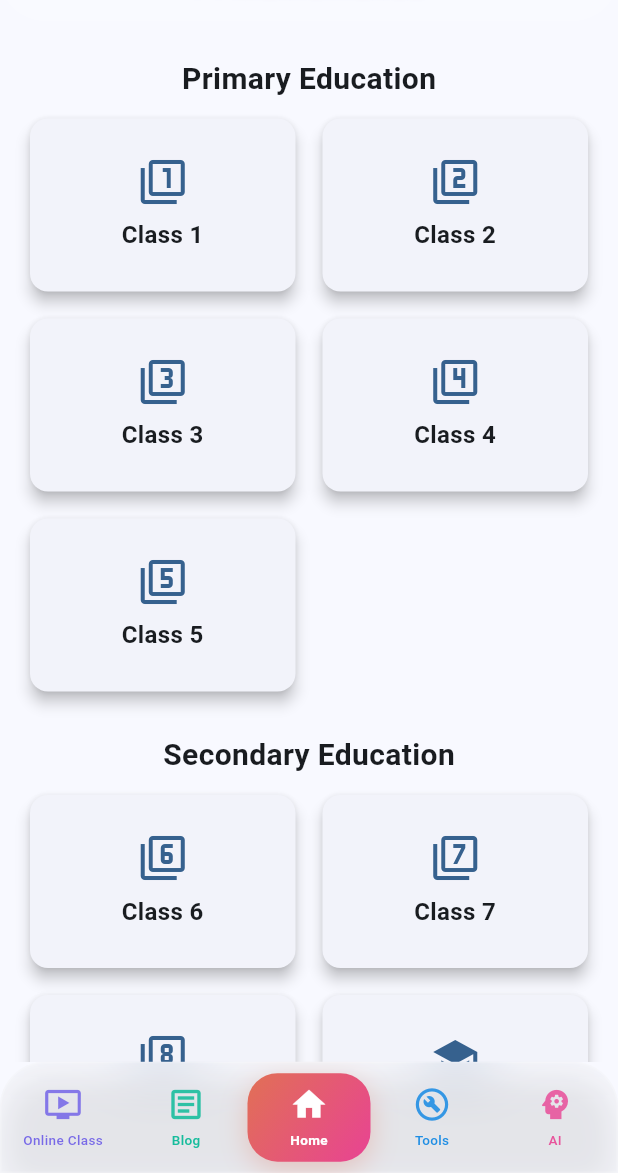
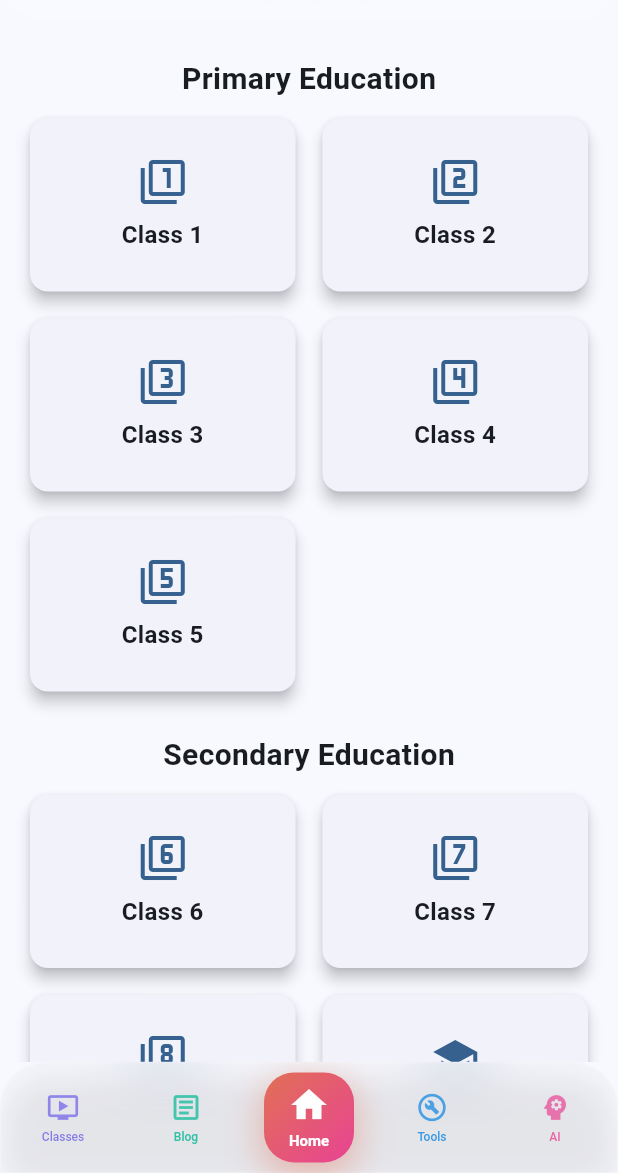
Before and after one commit to Pi-Dev-0/Pi-QBank, a Flutter app: the screen it shows after launch, on a phone screen of 412 x 824 dp, the part 63-1236 px from its top. Run offline on Flutter 3.47's test engine with Material 3 defaults, Android fonts, the phone set to English and light mode, and no system bars; our stand-ins replace connectivity_plus, file_picker, image_picker, logger, open_file, permission_handler and 4 more; missing offline and left inert: flutter_pdfview; network calls fail; Roboto replaces fonts that are missing (HindSiliguri).

Commit message:
feat: Animate CustomBottomNavigationBar items
Refactor `CustomBottomNavigationBar` from `StatelessWidget` to `StatefulWidget` to enable animations. Implement `AnimationController` and `CurvedAnimation` for a bouncy effect on selected items and a subtle scale animation on page changes. Adjust icon sizes and padding for a more dynamic and visually appealing navigation experience.

```diff
--- a/lib/widgets/custom_bottom_navigation_bar.dart
+++ b/lib/widgets/custom_bottom_navigation_bar.dart
@@ -1,7 +1,7 @@
 import 'package:flutter/material.dart';
 import 'dart:ui';
 
-class CustomBottomNavigationBar extends StatelessWidget {
+class CustomBottomNavigationBar extends StatefulWidget {
   final int currentPageIndex;
   final ValueChanged<int> onPageSelected;
   final List<List<Color>> navGradients;
@@ -13,10 +13,82 @@ class CustomBottomNavigationBar extends StatelessWidget {
     required this.navGradients,
   });
 
+  @override
+  State<CustomBottomNavigationBar> createState() => _CustomBottomNavigationBarState();
+}
+
+class _CustomBottomNavigationBarState extends State<CustomBottomNavigationBar>
+    with TickerProviderStateMixin {
+  late AnimationController _animationController;
+  late AnimationController _scaleController;
+  late Animation<double> _curveAnimation;
+  late Animation<double> _scaleAnimation;
+
+  @override
+  void initState() {
+    super.initState();
+    _animationController = AnimationController(
+      duration: const Duration(milliseconds: 600),
+      vsync: this,
+    );
+
+    _scaleController = AnimationController(
+      duration: const Duration(milliseconds: 200),
+      vsync: this,
+    );
+
+    _curveAnimation = CurvedAnimation(
+      parent: _animationController,
+      curve: Curves.elasticOut,
+    );
+
+    _scaleAnimation = Tween<double>(
+      begin: 1.0,
+      end: 1.2,
+    ).animate(CurvedAnimation(
+      parent: _scaleController,
+      curve: Curves.elasticOut,
+    ));
+  }
+
+  @override
+  void didUpdateWidget(CustomBottomNavigationBar oldWidget) {
+    super.didUpdateWidget(oldWidget);
+    if (oldWidget.currentPageIndex != widget.currentPageIndex) {
+      _animationController.forward(from: 0);
+      _scaleController.forward().then((_) {
+        _scaleController.reverse();
+      });
+    }
+  }
+
+  @override
+  void dispose() {
+    _animationController.dispose();
+    _scaleController.dispose();
+    super.dispose();
+  }
+
   Widget _buildNavItem(IconData icon, String label, bool isSelected,
-      List<Color> gradientColors) {
-    return Container(
-      padding: const EdgeInsets.symmetric(vertical: 8, horizontal: 12),
+      List<Color> gradientColors, int index) {
+    return AnimatedBuilder(
+      animation: Listenable.merge([_curveAnimation, _scaleAnimation]),
+      builder: (context, child) {
+        double scale = isSelected ? _scaleAnimation.value : 1.0;
+        double curveOffset = 0.0;
+
+        if (isSelected && _animationController.isAnimating) {
+          curveOffset = 15 * _curveAnimation.value * (1 - _curveAnimation.value) * 4;
+        }
+
+        return Transform.scale(
+          scale: scale,
+          child: Transform.translate(
+            offset: Offset(0, -curveOffset),
+            child: AnimatedContainer(
+              duration: const Duration(milliseconds: 300),
+              curve: Curves.easeInOut,
+              padding: const EdgeInsets.symmetric(vertical: 8, horizontal: 16), // Adjusted padding
               decoration: isSelected
                   ? BoxDecoration(
                       borderRadius: BorderRadius.circular(20),
@@ -27,9 +99,10 @@ class CustomBottomNavigationBar extends StatelessWidget {
                       ),
                       boxShadow: [
                         BoxShadow(
-                  color: gradientColors[0].withOpacity(0.3),
-                  blurRadius: 15,
-                  offset: const Offset(0, 5),
+                          color: gradientColors[0].withOpacity(0.4),
+                          blurRadius: 20,
+                          offset: const Offset(0, 8),
+                          spreadRadius: 2,
                         ),
                       ],
                     )
@@ -37,25 +110,36 @@ class CustomBottomNavigationBar extends StatelessWidget {
               child: Column(
                 mainAxisSize: MainAxisSize.min,
                 children: [
-          Icon(
+                  AnimatedContainer(
+                    duration: const Duration(milliseconds: 300),
+                    curve: Curves.easeInOut,
+                    child: Icon(
                       icon,
-            size: 26,
-            color:
-                isSelected ? Colors.white : gradientColors[0].withOpacity(0.8),
+                      size: isSelected ? 28 : 22, // Adjusted icon size
+                      color: isSelected
+                          ? Colors.white
+                          : gradientColors[0].withOpacity(0.7),
+                    ),
                   ),
                   const SizedBox(height: 4),
-          Text(
-            label,
+                  AnimatedDefaultTextStyle(
+                    duration: const Duration(milliseconds: 300),
+                    curve: Curves.easeInOut,
                     style: TextStyle(
-              fontSize: 9,
+                      fontSize: isSelected ? 10 : 8, // Adjusted font size
                       color: isSelected
                           ? Colors.white
-                  : gradientColors[0].withOpacity(0.9),
-              fontWeight: isSelected ? FontWeight.w600 : FontWeight.w500,
+                          : gradientColors[0].withOpacity(0.8),
+                      fontWeight: isSelected ? FontWeight.w700 : FontWeight.w500,
                     ),
+                    child: Text(label),
                   ),
                 ],
               ),
+            ),
+          ),
+        );
+      },
     );
   }
 
@@ -83,41 +167,100 @@ class CustomBottomNavigationBar extends StatelessWidget {
             ],
           ),
           child: Row(
-            mainAxisAlignment: MainAxisAlignment.spaceEvenly,
             children: [
+              // Online Class
               Expanded(
-                child: GestureDetector(
-                  onTap: () => onPageSelected(0),
-                  child: _buildNavItem(Icons.ondemand_video, 'Online Class',
-                      currentPageIndex == 0, navGradients[0]),
+                child: Material(
+                  color: Colors.transparent,
+                  child: InkWell(
+                    borderRadius: BorderRadius.circular(30),
+                    onTap: () => widget.onPageSelected(0),
+                    child: Center(
+                      child: _buildNavItem(
+                        Icons.ondemand_video,
+                        'Classes',
+                        widget.currentPageIndex == 0,
+                        widget.navGradients[0],
+                        0,
                       ),
                     ),
-              Expanded(
-                child: GestureDetector(
-                  onTap: () => onPageSelected(1),
-                  child: _buildNavItem(Icons.article_outlined, 'Blog',
-                      currentPageIndex == 1, navGradients[1]),
                   ),
                 ),
+              ),
+              // Blog
               Expanded(
-                child: GestureDetector(
-                  onTap: () => onPageSelected(2),
+                child: Material(
+                  color: Colors.transparent,
+                  child: InkWell(
+                    borderRadius: BorderRadius.circular(30),
+                    onTap: () => widget.onPageSelected(1),
+                    child: Center(
                       child: _buildNavItem(
-                      Icons.home, 'Home', currentPageIndex == 2, navGradients[2]),
+                        Icons.article_outlined,
+                        'Blog',
+                        widget.currentPageIndex == 1,
+                        widget.navGradients[1],
+                        1,
                       ),
                     ),
-              Expanded(
-                child: GestureDetector(
-                  onTap: () => onPageSelected(3),
-                  child: _buildNavItem(Icons.build_circle_outlined, 'Tools',
-                      currentPageIndex == 3, navGradients[3]),
                   ),
                 ),
+              ),
+              // Home
               Expanded(
-                child: GestureDetector(
-                  onTap: () => onPageSelected(4),
+                child: Material(
+                  color: Colors.transparent,
+                  child: InkWell(
+                    borderRadius: BorderRadius.circular(30),
+                    onTap: () => widget.onPageSelected(2),
+                    child: Center(
                       child: _buildNavItem(
-                      Icons.psychology, 'AI', currentPageIndex == 4, navGradients[4]),
+                        Icons.home,
+                        'Home',
+                        widget.currentPageIndex == 2,
+                        widget.navGradients[2],
+                        2,
+                      ),
+                    ),
+                  ),
+                ),
+              ),
+              // Tools
+              Expanded(
+                child: Material(
+                  color: Colors.transparent,
+                  child: InkWell(
+                    borderRadius: BorderRadius.circular(30),
+                    onTap: () => widget.onPageSelected(3),
+                    child: Center(
+                      child: _buildNavItem(
+                        Icons.build_circle_outlined,
+                        'Tools',
+                        widget.currentPageIndex == 3,
+                        widget.navGradients[3],
+                        3,
+                      ),
+                    ),
+                  ),
+                ),
+              ),
+              // AI
+              Expanded(
+                child: Material(
+                  color: Colors.transparent,
+                  child: InkWell(
+                    borderRadius: BorderRadius.circular(30),
+                    onTap: () => widget.onPageSelected(4),
+                    child: Center(
+                      child: _buildNavItem(
+                        Icons.psychology,
+                        'AI',
+                        widget.currentPageIndex == 4,
+                        widget.navGradients[4],
+                        4,
+                      ),
+                    ),
+                  ),
                 ),
               ),
             ],
```
Lines whose indentation alone changed are shown as unchanged.
